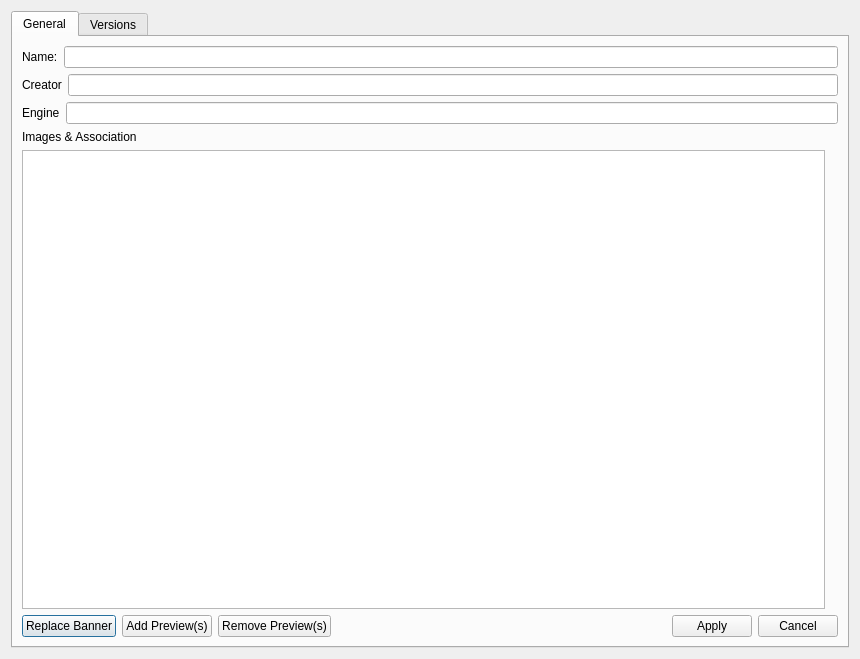
Above: src/ui/dialog/GameEditDialog.ui from KJNeko/Atlas before the change. Below: the same form after it.
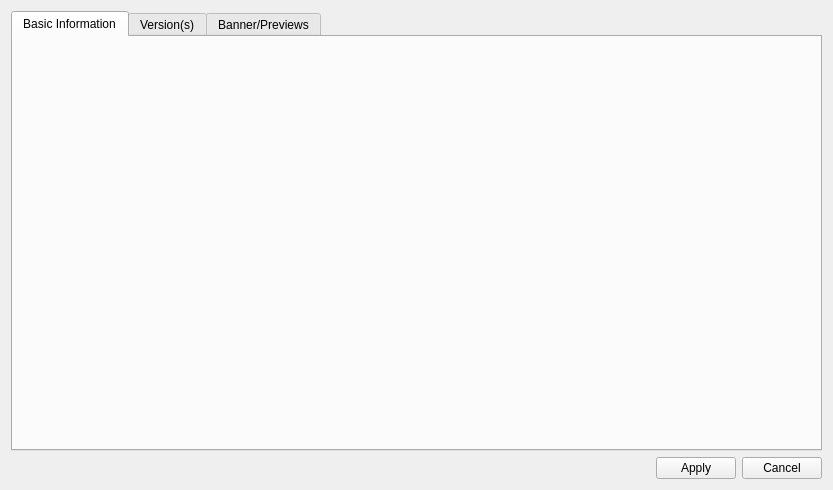
That is the form after the change. The open tabs and pages were chosen to show the change. Custom widgets are drawn as their Qt base class.

Diff of the .ui file:
```diff
--- a/src/ui/dialog/GameEditDialog.ui
+++ b/src/ui/dialog/GameEditDialog.ui
@@ -6,101 +6,39 @@
    <rect>
     <x>0</x>
     <y>0</y>
-    <width>860</width>
-    <height>659</height>
+    <width>833</width>
+    <height>490</height>
    </rect>
   </property>
+  <property name="minimumSize">
+   <size>
+    <width>0</width>
+    <height>0</height>
+   </size>
+  </property>
   <property name="windowTitle">
-   <string>Dialog</string>
+   <string>GameEditDialog</string>
   </property>
-  <layout class="QVBoxLayout" name="verticalLayout">
+  <layout class="QVBoxLayout" name="verticalLayout_4">
    <item>
     <widget class="QTabWidget" name="tabWidget">
      <property name="currentIndex">
-      <number>0</number>
+      <number>1</number>
      </property>
      <widget class="QWidget" name="tab">
       <attribute name="title">
-       <string>General</string>
+       <string>Basic Information</string>
       </attribute>
-      <layout class="QVBoxLayout" name="verticalLayout_3">
-       <item>
-        <widget class="QFrame" name="frame">
-         <property name="frameShape">
-          <enum>QFrame::NoFrame</enum>
-         </property>
-         <property name="frameShadow">
-          <enum>QFrame::Raised</enum>
-         </property>
-         <layout class="QHBoxLayout" name="horizontalLayout">
-          <property name="leftMargin">
-           <number>0</number>
-          </property>
-          <property name="topMargin">
-           <number>0</number>
-          </property>
-          <property name="rightMargin">
-           <number>0</number>
-          </property>
-          <property name="bottomMargin">
-           <number>0</number>
-          </property>
-          <item>
-           <widget class="QLabel" name="nameLabel">
-            <property name="text">
-             <string>Name:</string>
-            </property>
-           </widget>
-          </item>
-          <item>
-           <widget class="QLineEdit" name="nameEdit"/>
-          </item>
-         </layout>
-        </widget>
-       </item>
-       <item>
-        <widget class="QFrame" name="frame_2">
-         <property name="frameShape">
-          <enum>QFrame::NoFrame</enum>
-         </property>
-         <property name="frameShadow">
-          <enum>QFrame::Raised</enum>
-         </property>
          <layout class="QHBoxLayout" name="horizontalLayout_2">
-          <property name="leftMargin">
-           <number>0</number>
-          </property>
-          <property name="topMargin">
-           <number>0</number>
-          </property>
-          <property name="rightMargin">
-           <number>0</number>
-          </property>
-          <property name="bottomMargin">
-           <number>0</number>
-          </property>
           <item>
-           <widget class="QLabel" name="creatorLabel">
-            <property name="text">
-             <string>Creator</string>
-            </property>
-           </widget>
-          </item>
-          <item>
-           <widget class="QLineEdit" name="creatorEdit"/>
-          </item>
-         </layout>
-        </widget>
-       </item>
-       <item>
-        <widget class="QFrame" name="frame_10">
+        <widget class="QFrame" name="frame_2">
          <property name="frameShape">
           <enum>QFrame::NoFrame</enum>
          </property>
          <property name="frameShadow">
           <enum>QFrame::Raised</enum>
          </property>
-         <layout class="QHBoxLayout" name="horizontalLayout_8">
+         <layout class="QVBoxLayout" name="verticalLayout_3">
           <property name="leftMargin">
            <number>0</number>
           </property>
@@ -114,196 +52,28 @@
            <number>0</number>
           </property>
           <item>
-           <widget class="QLabel" name="engineLabel">
-            <property name="text">
-             <string>Engine</string>
-            </property>
-           </widget>
+           <widget class="EditLabel" name="titleEdit" native="true"/>
           </item>
           <item>
-           <widget class="QLineEdit" name="engineEdit"/>
+           <widget class="EditLabel" name="creatorEdit" native="true"/>
           </item>
-         </layout>
-        </widget>
-       </item>
        <item>
-        <widget class="QFrame" name="frame_9">
-         <property name="frameShape">
-          <enum>QFrame::NoFrame</enum>
-         </property>
-         <property name="frameShadow">
-          <enum>QFrame::Raised</enum>
-         </property>
-         <layout class="QHBoxLayout" name="horizontalLayout_5">
-          <property name="leftMargin">
-           <number>0</number>
-          </property>
-          <property name="topMargin">
-           <number>0</number>
-          </property>
-          <property name="rightMargin">
-           <number>0</number>
-          </property>
-          <property name="bottomMargin">
-           <number>0</number>
-          </property>
-          <item>
-           <widget class="QFrame" name="frame_7">
-            <property name="frameShape">
-             <enum>QFrame::NoFrame</enum>
-            </property>
-            <property name="frameShadow">
-             <enum>QFrame::Raised</enum>
-            </property>
-            <layout class="QVBoxLayout" name="verticalLayout_5">
-             <property name="leftMargin">
-              <number>0</number>
-             </property>
-             <property name="topMargin">
-              <number>0</number>
-             </property>
-             <property name="rightMargin">
-              <number>0</number>
-             </property>
-             <property name="bottomMargin">
-              <number>0</number>
-             </property>
-             <item>
-              <widget class="QFrame" name="frame_6">
-               <property name="frameShape">
-                <enum>QFrame::NoFrame</enum>
-               </property>
-               <property name="frameShadow">
-                <enum>QFrame::Raised</enum>
-               </property>
-               <layout class="QVBoxLayout" name="verticalLayout_4">
-                <property name="leftMargin">
-                 <number>0</number>
-                </property>
-                <property name="topMargin">
-                 <number>0</number>
-                </property>
-                <property name="rightMargin">
-                 <number>0</number>
-                </property>
-                <property name="bottomMargin">
-                 <number>0</number>
-                </property>
-                <item>
-                 <widget class="QLabel" name="label_2">
-                  <property name="text">
-                   <string>Images &amp; Association</string>
-                  </property>
-                 </widget>
+           <widget class="EditLabel" name="engineEdit" native="true"/>
                 </item>
                 <item>
-                 <widget class="QFrame" name="frame_3">
-                  <property name="frameShape">
-                   <enum>QFrame::NoFrame</enum>
-                  </property>
-                  <property name="frameShadow">
-                   <enum>QFrame::Raised</enum>
-                  </property>
-                  <layout class="QHBoxLayout" name="horizontalLayout_7">
-                   <property name="leftMargin">
-                    <number>0</number>
-                   </property>
-                   <property name="topMargin">
-                    <number>0</number>
-                   </property>
-                   <property name="rightMargin">
-                    <number>0</number>
-                   </property>
-                   <property name="bottomMargin">
-                    <number>0</number>
-                   </property>
-                   <item>
-                    <widget class="QTableView" name="imageTable">
-                     <property name="showDropIndicator" stdset="0">
-                      <bool>false</bool>
-                     </property>
-                     <property name="dragDropOverwriteMode">
-                      <bool>false</bool>
-                     </property>
-                     <property name="alternatingRowColors">
-                      <bool>true</bool>
-                     </property>
-                     <property name="selectionMode">
-                      <enum>QAbstractItemView::ExtendedSelection</enum>
-                     </property>
-                     <property name="selectionBehavior">
-                      <enum>QAbstractItemView::SelectRows</enum>
-                     </property>
-                     <property name="gridStyle">
-                      <enum>Qt::SolidLine</enum>
-                     </property>
-                     <property name="wordWrap">
-                      <bool>false</bool>
-                     </property>
-                     <property name="cornerButtonEnabled">
-                      <bool>false</bool>
-                     </property>
-                     <attribute name="horizontalHeaderCascadingSectionResizes">
-                      <bool>true</bool>
-                     </attribute>
-                    </widget>
-                   </item>
-                   <item>
-                    <widget class="QLabel" name="imageLabel">
-                     <property name="text">
-                      <string/>
-                     </property>
-                     <property name="scaledContents">
-                      <bool>false</bool>
-                     </property>
-                    </widget>
-                   </item>
-                  </layout>
-                 </widget>
-                </item>
-               </layout>
-              </widget>
-             </item>
-             <item>
-              <widget class="QFrame" name="frame_8">
-               <property name="frameShape">
-                <enum>QFrame::NoFrame</enum>
-               </property>
-               <property name="frameShadow">
-                <enum>QFrame::Raised</enum>
-               </property>
-               <layout class="QHBoxLayout" name="horizontalLayout_6">
-                <property name="leftMargin">
-                 <number>0</number>
-                </property>
-                <property name="topMargin">
-                 <number>0</number>
-                </property>
-                <property name="rightMargin">
-                 <number>0</number>
-                </property>
-                <property name="bottomMargin">
-                 <number>0</number>
-                </property>
-                <item>
-                 <widget class="QPushButton" name="replaceBanner">
-                  <property name="text">
-                   <string>Replace Banner</string>
-                  </property>
-                 </widget>
-                </item>
-                <item>
-                 <widget class="QPushButton" name="addPreview">
-                  <property name="text">
-                   <string>Add Preview(s)</string>
-                  </property>
-                 </widget>
-                </item>
-                <item>
-                 <widget class="QPushButton" name="removePreview">
-                  <property name="text">
-                   <string>Remove Preview(s)</string>
-                  </property>
+           <spacer name="verticalSpacer">
+            <property name="orientation">
+             <enum>Qt::Vertical</enum>
+            </property>
+            <property name="sizeHint" stdset="0">
+             <size>
+              <width>20</width>
+              <height>40</height>
+             </size>
+            </property>
+           </spacer>
+          </item>
+         </layout>
                  </widget>
                 </item>
                 <item>
@@ -319,103 +89,52 @@
                   </property>
                  </spacer>
                 </item>
-                <item>
-                 <widget class="QPushButton" name="applyChanges">
-                  <property name="text">
-                   <string>Apply</string>
-                  </property>
-                 </widget>
-                </item>
-                <item>
-                 <widget class="QPushButton" name="cancelChanges">
-                  <property name="text">
-                   <string>Cancel</string>
-                  </property>
-                 </widget>
-                </item>
-               </layout>
-              </widget>
-             </item>
-            </layout>
-           </widget>
-          </item>
-         </layout>
-        </widget>
-       </item>
-      </layout>
-     </widget>
-     <widget class="QWidget" name="tab_2">
+      </layout>
+     </widget>
+     <widget class="QWidget" name="tab_3">
       <attribute name="title">
-       <string>Versions</string>
+       <string>Version(s)</string>
       </attribute>
-      <layout class="QHBoxLayout" name="horizontalLayout_4">
+      <layout class="QVBoxLayout" name="verticalLayout">
        <item>
-        <widget class="QFrame" name="frame_5">
-         <property name="frameShape">
-          <enum>QFrame::NoFrame</enum>
-         </property>
-         <property name="frameShadow">
-          <enum>QFrame::Raised</enum>
-         </property>
-         <layout class="QVBoxLayout" name="verticalLayout_2">
-          <property name="leftMargin">
-           <number>0</number>
-          </property>
-          <property name="topMargin">
-           <number>0</number>
-          </property>
-          <property name="rightMargin">
-           <number>0</number>
-          </property>
-          <property name="bottomMargin">
-           <number>0</number>
-          </property>
-          <item>
-           <widget class="QTableView" name="versionList">
-            <property name="tabKeyNavigation">
-             <bool>false</bool>
-            </property>
-            <property name="showDropIndicator" stdset="0">
-             <bool>false</bool>
-            </property>
-            <property name="dragDropOverwriteMode">
-             <bool>false</bool>
-            </property>
-            <property name="selectionMode">
-             <enum>QAbstractItemView::SingleSelection</enum>
-            </property>
-            <property name="selectionBehavior">
-             <enum>QAbstractItemView::SelectRows</enum>
-            </property>
-            <attribute name="horizontalHeaderCascadingSectionResizes">
-             <bool>true</bool>
-            </attribute>
-            <attribute name="horizontalHeaderStretchLastSection">
-             <bool>true</bool>
-            </attribute>
-           </widget>
+        <widget class="VersionView" name="versionList"/>
           </item>
           <item>
            <widget class="QFrame" name="frame_4">
             <property name="frameShape">
-             <enum>QFrame::NoFrame</enum>
+          <enum>QFrame::StyledPanel</enum>
             </property>
             <property name="frameShadow">
              <enum>QFrame::Raised</enum>
             </property>
-            <layout class="QHBoxLayout" name="horizontalLayout_3">
-             <property name="leftMargin">
-              <number>0</number>
-             </property>
-             <property name="topMargin">
-              <number>0</number>
-             </property>
-             <property name="rightMargin">
-              <number>0</number>
-             </property>
-             <property name="bottomMargin">
-              <number>0</number>
-             </property>
+         <layout class="QHBoxLayout" name="horizontalLayout_4">
+          <item>
+           <widget class="QCheckBox" name="copyAfterApply">
+            <property name="text">
+             <string>Copy after Apply</string>
+            </property>
+           </widget>
+          </item>
+          <item>
+           <widget class="QCheckBox" name="deleteAfterCopy">
+            <property name="text">
+             <string>Delete after copy</string>
+            </property>
+           </widget>
+          </item>
+          <item>
+           <spacer name="horizontalSpacer_3">
+            <property name="orientation">
+             <enum>Qt::Horizontal</enum>
+            </property>
+            <property name="sizeHint" stdset="0">
+             <size>
+              <width>40</width>
+              <height>20</height>
+             </size>
+            </property>
+           </spacer>
+          </item>
              <item>
               <widget class="QPushButton" name="addVersion">
                <property name="text">
@@ -426,10 +145,81 @@
              <item>
               <widget class="QPushButton" name="removeVersion">
                <property name="text">
-                <string>Remove Selected</string>
+             <string>Remove Version</string>
                </property>
               </widget>
              </item>
+         </layout>
+        </widget>
+       </item>
+       <item>
+        <widget class="QFrame" name="frame">
+         <property name="minimumSize">
+          <size>
+           <width>0</width>
+           <height>0</height>
+          </size>
+         </property>
+         <property name="frameShape">
+          <enum>QFrame::NoFrame</enum>
+         </property>
+         <property name="frameShadow">
+          <enum>QFrame::Raised</enum>
+         </property>
+         <layout class="QHBoxLayout" name="horizontalLayout">
+          <property name="leftMargin">
+           <number>0</number>
+          </property>
+          <property name="topMargin">
+           <number>0</number>
+          </property>
+          <property name="rightMargin">
+           <number>0</number>
+          </property>
+          <property name="bottomMargin">
+           <number>0</number>
+          </property>
+         </layout>
+        </widget>
+       </item>
+      </layout>
+     </widget>
+     <widget class="QWidget" name="tab_2">
+      <attribute name="title">
+       <string>Banner/Previews</string>
+      </attribute>
+      <layout class="QVBoxLayout" name="verticalLayout_2">
+       <item>
+        <widget class="BannerView" name="banner" native="true"/>
+       </item>
+       <item>
+        <widget class="PreviewView" name="previewList"/>
+       </item>
+      </layout>
+     </widget>
+    </widget>
+   </item>
+   <item>
+    <widget class="QFrame" name="frame_3">
+     <property name="frameShape">
+      <enum>QFrame::NoFrame</enum>
+     </property>
+     <property name="frameShadow">
+      <enum>QFrame::Raised</enum>
+     </property>
+     <layout class="QHBoxLayout" name="horizontalLayout_3">
+      <property name="leftMargin">
+       <number>0</number>
+      </property>
+      <property name="topMargin">
+       <number>0</number>
+      </property>
+      <property name="rightMargin">
+       <number>0</number>
+      </property>
+      <property name="bottomMargin">
+       <number>0</number>
+      </property>
              <item>
               <spacer name="horizontalSpacer_2">
                <property name="orientation">
@@ -444,14 +234,14 @@
               </spacer>
              </item>
              <item>
-              <widget class="QPushButton" name="applyChanges_2">
+       <widget class="QPushButton" name="pushButton">
                <property name="text">
                 <string>Apply</string>
                </property>
               </widget>
              </item>
              <item>
-              <widget class="QPushButton" name="cancelChanges_2">
+       <widget class="QPushButton" name="pushButton_2">
                <property name="text">
                 <string>Cancel</string>
                </property>
@@ -462,13 +252,30 @@
           </item>
          </layout>
         </widget>
-       </item>
-      </layout>
-     </widget>
-    </widget>
-   </item>
-  </layout>
- </widget>
+ <customwidgets>
+  <customwidget>
+   <class>EditLabel</class>
+   <extends>QWidget</extends>
+   <header>ui/widgets/EditLabel.hpp</header>
+   <container>1</container>
+  </customwidget>
+  <customwidget>
+   <class>VersionView</class>
+   <extends>QListView</extends>
+   <header>ui/widgets/listViews/VersionView.hpp</header>
+  </customwidget>
+  <customwidget>
+   <class>BannerView</class>
+   <extends>QWidget</extends>
+   <header>ui/widgets/BannerView.hpp</header>
+   <container>1</container>
+  </customwidget>
+  <customwidget>
+   <class>PreviewView</class>
+   <extends>QListView</extends>
+   <header>ui/widgets/listViews/PreviewView.hpp</header>
+  </customwidget>
+ </customwidgets>
  <resources/>
  <connections/>
 </ui>
```
Lines whose indentation alone changed are shown as unchanged.
